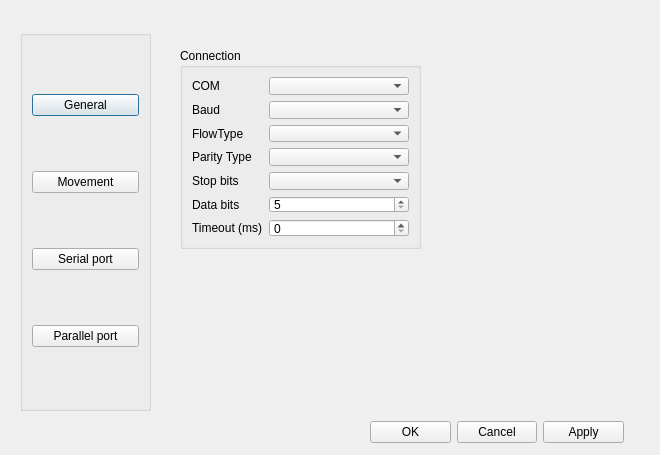
The window that mainwindow/settings.ui (CommName/Cengrave) describes before a commit, drawn with Qt 5.
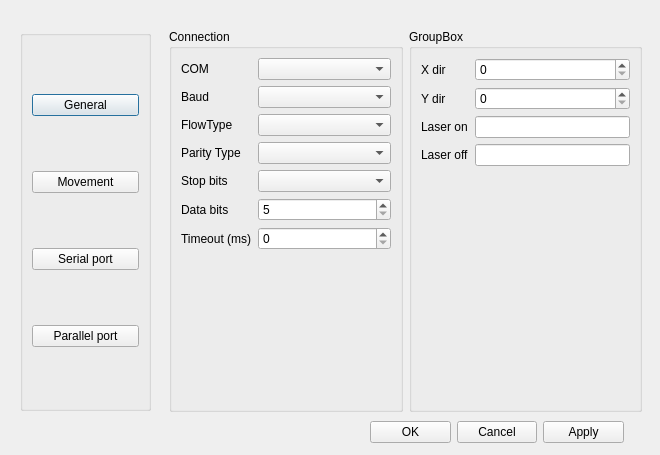
The same window after the commit. The open tabs and pages were chosen to show the change.

Commit message: Settings serial port

Diff of the .ui file:
```diff
--- a/mainwindow/settings.ui
+++ b/mainwindow/settings.ui
@@ -81,8 +81,8 @@
    <property name="geometry">
     <rect>
      <x>160</x>
-     <y>18</y>
-     <width>461</width>
+     <y>20</y>
+     <width>491</width>
      <height>401</height>
     </rect>
    </property>
@@ -298,15 +298,9 @@
     </widget>
    </widget>
    <widget class="QWidget" name="serial_port">
+    <layout class="QHBoxLayout" name="horizontalLayout_4" stretch="1,1">
+     <item>
     <widget class="QGroupBox" name="Connection">
-     <property name="geometry">
-      <rect>
-       <x>20</x>
-       <y>30</y>
-       <width>241</width>
-       <height>201</height>
-      </rect>
-     </property>
      <property name="title">
       <string>Connection</string>
      </property>
@@ -406,6 +400,65 @@
       </item>
      </layout>
     </widget>
+     </item>
+     <item>
+      <widget class="QGroupBox" name="groupBox">
+       <property name="title">
+        <string>GroupBox</string>
+       </property>
+       <layout class="QFormLayout" name="formLayout_7">
+        <item row="0" column="0">
+         <widget class="QLabel" name="label_xDir">
+          <property name="text">
+           <string>X dir</string>
+          </property>
+         </widget>
+        </item>
+        <item row="0" column="1">
+         <widget class="QSpinBox" name="spinBox_xDir">
+          <property name="maximum">
+           <number>1</number>
+          </property>
+         </widget>
+        </item>
+        <item row="1" column="0">
+         <widget class="QLabel" name="label_yDir">
+          <property name="text">
+           <string>Y dir</string>
+          </property>
+         </widget>
+        </item>
+        <item row="1" column="1">
+         <widget class="QSpinBox" name="spinBox_yDir">
+          <property name="maximum">
+           <number>1</number>
+          </property>
+         </widget>
+        </item>
+        <item row="2" column="0">
+         <widget class="QLabel" name="label_laserOn">
+          <property name="text">
+           <string>Laser on</string>
+          </property>
+         </widget>
+        </item>
+        <item row="2" column="1">
+         <widget class="QLineEdit" name="lineEdit_laserOn"/>
+        </item>
+        <item row="3" column="0">
+         <widget class="QLabel" name="label_laserOff">
+          <property name="text">
+           <string>Laser off</string>
+          </property>
+         </widget>
+        </item>
+        <item row="3" column="1">
+         <widget class="QLineEdit" name="lineEdit_laserOff"/>
+        </item>
+       </layout>
+      </widget>
+     </item>
+    </layout>
    </widget>
    <widget class="QWidget" name="parallel_port">
     <layout class="QVBoxLayout" name="verticalLayout_2">
```
Left out of the diff: 48 changed lines with no effect on the pictures. Lines whose indentation alone changed are shown as unchanged. The commit also changes 1 other file.
